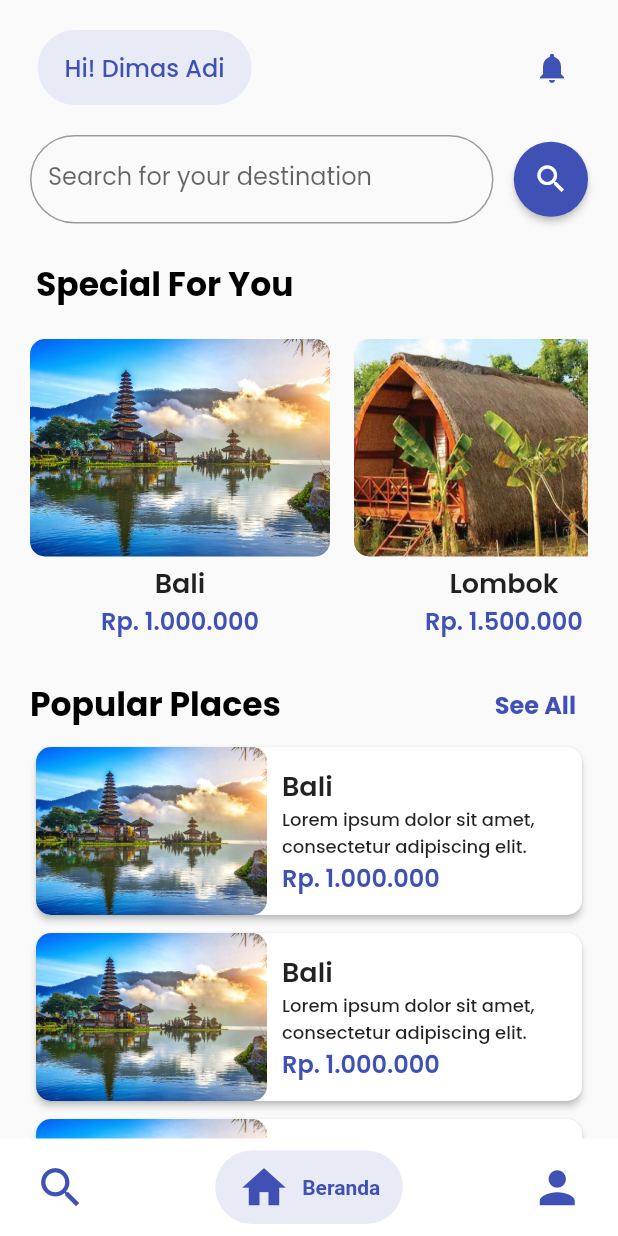
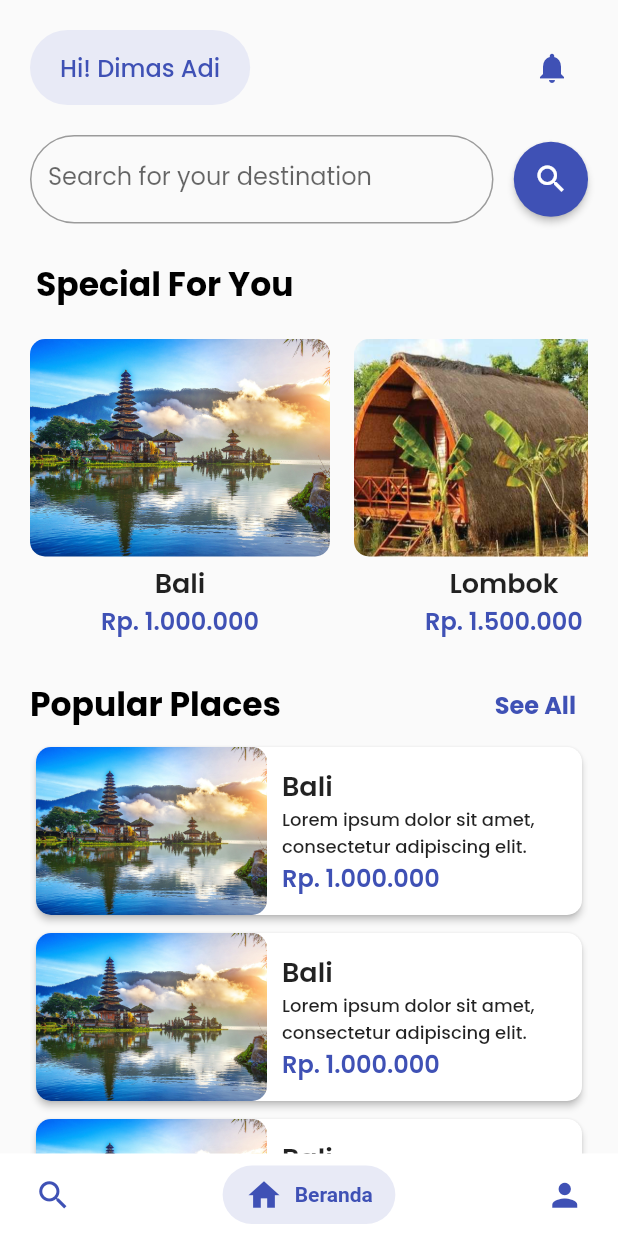
Before and after one commit to fajarajikusuma/flutter-destination-app, a Flutter app: the HomePage screen opened directly, on a phone screen of 412 x 824 dp. Run offline on Flutter 3.47's test engine with Material 2 defaults, Android fonts, the light colour scheme and no system bars; drawn by our look-alikes of google_nav_bar; our stand-ins replace google_fonts; missing offline and left inert: flutter_search_bar, statusbarz.

Commit message:
fixing expanded widget problem and resize gNav

```diff
--- a/lib/beranda.dart
+++ b/lib/beranda.dart
@@ -91,13 +91,13 @@ class _BerandaState extends State<Beranda> {
             children: <Widget>[
               SafeArea(
                 child: Padding(
-                  padding: EdgeInsets.only(left: 25, right: 20, top: 20),
+                  padding: EdgeInsets.only(left: 20, right: 20, top: 20),
                   child: Row(
                     mainAxisAlignment: MainAxisAlignment.spaceBetween,
                     children: <Widget>[
                       Container(
                         padding: EdgeInsets.only(
-                            left: 8, right: 8, top: 2, bottom: 2),
+                            left: 10, right: 10, top: 2, bottom: 2),
                         height: 50,
                         decoration: BoxDecoration(
                           borderRadius: BorderRadius.circular(30),
--- a/lib/home.dart
+++ b/lib/home.dart
@@ -58,7 +58,7 @@ class _HomePageState extends State<HomePage> {
             gap: 8,
             color: Colors.indigo,
             activeColor: Colors.indigo,
-            iconSize: 35,
+            iconSize: 25,
             padding: EdgeInsets.symmetric(horizontal: 15, vertical: 7),
             tabBackgroundColor: Colors.indigo[50],
             backgroundColor: Colors.white,
--- a/lib/main.dart
+++ b/lib/main.dart
@@ -107,7 +107,9 @@ class MyHomePage extends StatelessWidget {
                     ),
                     Container(
                       margin: EdgeInsets.symmetric(horizontal: 20),
-                      child: Expanded(
+                      child: Row(
+                        children: [
+                          Expanded(
                             child: MaterialButton(
                               onPressed: () {
                                 Navigator.push(
@@ -134,6 +136,8 @@ class MyHomePage extends StatelessWidget {
                               ),
                             ),
                           ),
+                        ],
+                      ),
                     )
                   ],
                 ),
```
Lines whose indentation alone changed are shown as unchanged.
